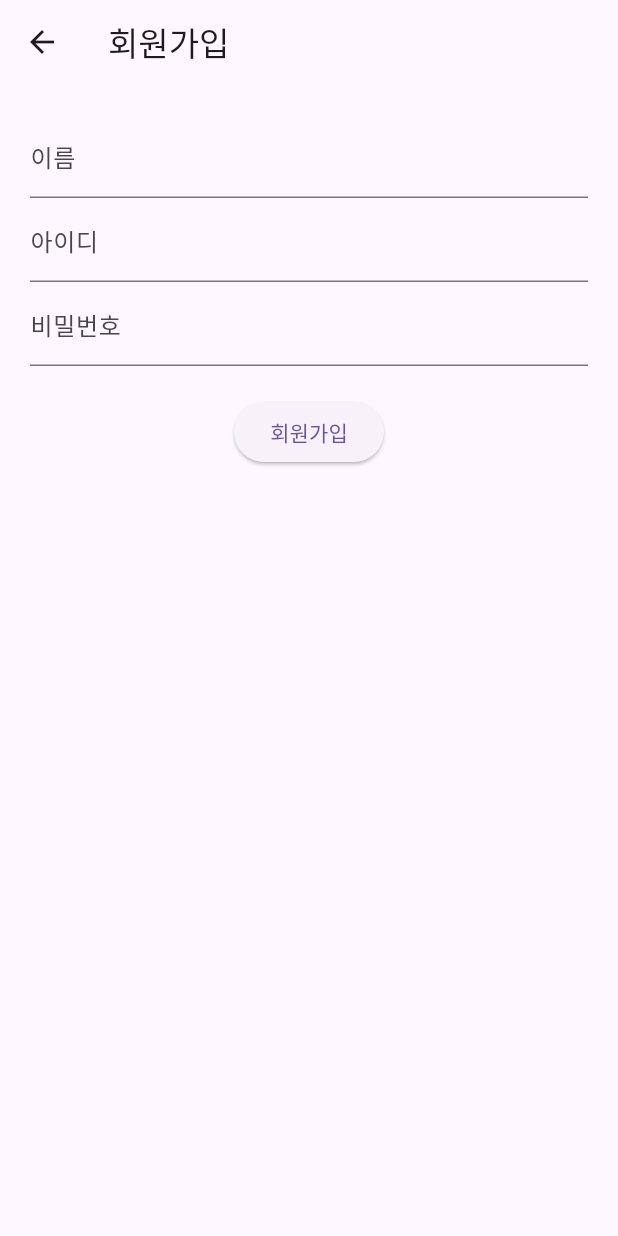
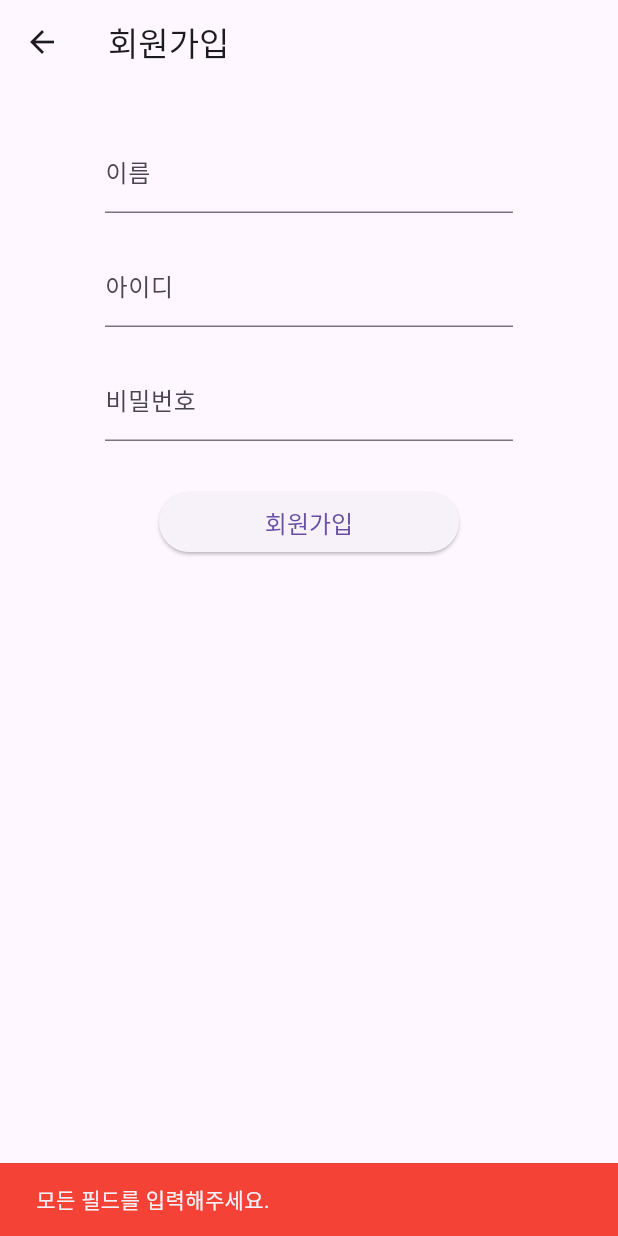
Before and after one commit to daedaedae1/movies-project-front, a Flutter app: the screen it shows after launch, item 3 of the bottom bar chosen, after a tap on "회원가입", on a phone screen of 412 x 824 dp. Run offline on Flutter 3.47's test engine with Material 3 defaults, Android fonts, the phone set to English and light mode, and no system bars; our stand-ins replace cached_network_image, shared_preferences; accounts and stored records are empty; network calls fail.

Commit message:
Update Commit

```diff
--- a/lib/views/main_page.dart
+++ b/lib/views/main_page.dart
@@ -5,6 +5,8 @@ import 'mypage_page.dart';
 import 'movielist_page.dart';
 import 'contentbasedrecommend_page.dart';
 import 'package:shared_preferences/shared_preferences.dart';
+import 'package:http/http.dart' as http;
+import 'dart:convert'; // JSON 파싱을 위한 import
 
 void main() {
   runApp(MyApp());
@@ -51,14 +53,33 @@ class _MainPageState extends State<MainPage> {
   }
 
   Future<void> logout() async {
+    // 서버에 로그아웃 요청을 보냅니다.
+    var url = Uri.parse('http://localhost:8080/api/logout'); // 서버 URL을 설정하세요.
+    var response = await http.post(url,
+        headers: {'Content-Type': 'application/json; charset=UTF-8'}
+    );
+
+    if (response.statusCode == 200) {
+      var data = json.decode(response.body);
+      // 서버에서 로그아웃이 성공적으로 처리되었을 경우
       SharedPreferences prefs = await SharedPreferences.getInstance();
       await prefs.setBool('isLoggedIn', false);
-    await prefs.remove('userId'); // 로그아웃 시 사용자 ID 제거
+      await prefs.remove('userIdNumeric'); // 로그아웃 시 사용자 ID 제거
 
       setState(() {
         _isLoggedIn = false;
         _userId = null;
       });
+
+      print(data['success']);
+
+      Navigator.pushReplacement(
+          context, MaterialPageRoute(builder: (context) => MainPage()));
+
+    } else {
+      // 로그아웃 요청이 실패했을 경우
+      print('로그아웃 실패: ${response.reasonPhrase}');
+    }
   }
 
   void _navigateToSelectedPage(int index) {
@@ -83,8 +104,6 @@ class _MainPageState extends State<MainPage> {
             context, MaterialPageRoute(builder: (context) => MainPage()));
       } else if (index == 1) {
         logout();
-        Navigator.push(
-            context, MaterialPageRoute(builder: (context) => MainPage()));
       } else if (index == 2) {
         Navigator.push(
             context, MaterialPageRoute(builder: (context) => MyPage()));
@@ -145,10 +164,9 @@ class _MainPageState extends State<MainPage> {
               collapseMode: CollapseMode.parallax,
             ),
           ),
-          SliverList(
-            delegate: SliverChildListDelegate(
-              _isLoggedIn ? _buildLoggedInView() : _buildLoggedOutView(),
-            ),
+          SliverFillRemaining(
+            hasScrollBody: false,
+            child: _isLoggedIn ? _buildLoggedInView() : _buildLoggedOutView(),
           ),
         ],
       ),
@@ -161,13 +179,13 @@ class _MainPageState extends State<MainPage> {
     );
   }
 
-  // SliverChildListDelegate는 List<Widget>를 필요로 함.
   // 로그인 됐을 때의 화면
-  List<Widget> _buildLoggedInView() {
-    return [
-      Center(
+  Widget _buildLoggedInView() {
+    return Center(
       child: Column(
-          mainAxisAlignment: MainAxisAlignment.center,
+        mainAxisSize: MainAxisSize.min, // Column이 최소 크기만큼만 차지하도록 설정
+        mainAxisAlignment: MainAxisAlignment.center, // 수직 중앙 정렬
+        crossAxisAlignment: CrossAxisAlignment.center, // 수평 중앙 정렬
         children: <Widget>[
           ElevatedButton(
             onPressed: () {
@@ -181,7 +199,7 @@ class _MainPageState extends State<MainPage> {
               fixedSize: Size(130, 30),
             ),
           ),
-            SizedBox(height: 10),
+          SizedBox(height: 10), // 버튼 사이의 간격
           ElevatedButton(
             onPressed: () {
               if (_userId != null) {
@@ -200,17 +218,14 @@ class _MainPageState extends State<MainPage> {
               fixedSize: Size(180, 30),
             ),
           ),
-            SizedBox(height: 10),
         ],
       ),
-      ),
-    ];
+    );
   }
 
   // 로그아웃 됐을 때의 화면
-  List<Widget> _buildLoggedOutView() {
-    return [
-      SingleChildScrollView(
+  Widget _buildLoggedOutView() {
+    return SingleChildScrollView(
       child: Padding(
         padding: const EdgeInsets.all(16.0),
         child: Column(
@@ -235,7 +250,7 @@ class _MainPageState extends State<MainPage> {
                 Expanded(
                   child: Image.network(
                     'assets/images/ex1.jpeg', // 여기에 이미지 URL을 입력하세요.
-                      height: 200,
+                    height: 300,
                     fit: BoxFit.cover,
                   ),
                 ),
@@ -290,7 +305,6 @@ class _MainPageState extends State<MainPage> {
           ],
         ),
       ),
-      ),
-    ];
+    );
   }
 }
--- a/lib/views/signup_page.dart
+++ b/lib/views/signup_page.dart
@@ -5,10 +5,27 @@ import 'dart:convert';
 import 'main_page.dart';
 
 class SignUpPage extends StatelessWidget {
-  // TextEditingController 인스턴스 생성
   final nameController = TextEditingController();
   final useridController = TextEditingController();
-  final passwordController = TextEditingController();
+  final pwdController = TextEditingController();
+
+  Future<bool> _checkUserIdExists(String userid) async {
+    var url = Uri.parse('http://localhost:8080/api/checkUserId/$userid');
+    try {
+      var response = await http.get(url);
+
+      if (response.statusCode == 200) {
+        final data = json.decode(response.body);
+        return data['exists'];
+      } else {
+        print('Failed to check user ID. Status code: ${response.statusCode}');
+        return false; // Assume the ID does not exist if the request fails
+      }
+    } catch (e) {
+      print('Error checking user ID: $e');
+      return false; // Assume the ID does not exist if there is an exception
+    }
+  }
 
   @override
   Widget build(BuildContext context) {
@@ -18,34 +35,68 @@ class SignUpPage extends StatelessWidget {
         padding: EdgeInsets.all(20.0),
         child: Column(
           children: <Widget>[
-            TextField(
+            Container(
+              margin: const EdgeInsets.symmetric(horizontal: 50.0, vertical: 10.0),
+              child: TextField(
                 controller: nameController,
                 decoration: InputDecoration(labelText: '이름'),
               ),
-            TextField(
+            ),
+            Container(
+              margin: const EdgeInsets.symmetric(horizontal: 50.0, vertical: 10.0),
+              child: TextField(
                 controller: useridController,
                 decoration: InputDecoration(labelText: '아이디'),
               ),
-            TextField(
-              controller: passwordController,
+            ),
+            Container(
+              margin: const EdgeInsets.symmetric(horizontal: 50.0, vertical: 10.0),
+              child: TextField(
+                obscureText: true,
+                controller: pwdController,
                 decoration: InputDecoration(labelText: '비밀번호'),
-              obscureText: true,
+              ),
             ),
             SizedBox(height: 20),
             ElevatedButton(
               onPressed: () async {
-                // 사용자 입력을 이용해 SignUpModel 객체 생성
+                // 모든 필드가 입력되었는지 확인
+                if (nameController.text.isEmpty ||
+                    useridController.text.isEmpty ||
+                    pwdController.text.isEmpty) {
+                  ScaffoldMessenger.of(context).showSnackBar(
+                    SnackBar(
+                      content: Text('모든 필드를 입력해주세요.'),
+                      backgroundColor: Colors.red,
+                    ),
+                  );
+                  return;
+                }
+
+                // 중복 아이디 확인
+                final userIdExists = await _checkUserIdExists(useridController.text);
+                if (userIdExists) {
+                  ScaffoldMessenger.of(context).showSnackBar(
+                    SnackBar(
+                      content: Text('이미 존재하는 아이디입니다.'),
+                      backgroundColor: Colors.red,
+                    ),
+                  );
+                  return;
+                }
+
+                // 회원가입 요청
                 User user = User(
                   name: nameController.text,
                   userid: useridController.text,
-                  pwd: passwordController.text,
+                  pwd: pwdController.text,
                 );
 
                 var url = Uri.parse('http://localhost:8080/api/signup');
+                try {
                   var response = await http.post(url,
                       headers: {"Content-Type": "application/json"},
-                    body: json
-                        .encode(user.toJson())); // toJson() 메서드를 이용해 JSON으로 변환
+                      body: json.encode(user.toJson()));
 
                   if (response.statusCode == 200) {
                     print('회원가입 성공: ${response.body}');
@@ -53,10 +104,29 @@ class SignUpPage extends StatelessWidget {
                         MaterialPageRoute(builder: (context) => MainPage()));
                   } else {
                     print('회원가입 실패: ${response.statusCode}');
+                    ScaffoldMessenger.of(context).showSnackBar(
+                      SnackBar(
+                        content: Text('회원가입 실패: ${response.statusCode}'),
+                        backgroundColor: Colors.red,
+                      ),
+                    );
+                  }
+                } catch (e) {
+                  print('회원가입 중 오류 발생: $e');
+                  ScaffoldMessenger.of(context).showSnackBar(
+                    SnackBar(
+                      content: Text('회원가입 중 오류 발생: $e'),
+                      backgroundColor: Colors.red,
+                    ),
+                  );
                 }
               },
               child: Text('회원가입'),
-            )
+              style: ElevatedButton.styleFrom(
+                fixedSize: Size(200, 40),
+                textStyle: TextStyle(fontSize: 16),
+              ),
+            ),
           ],
         ),
       ),
```
Also changed, not shown: lib/views/movielist_page.dart (+25 -5 lines), lib/views/mypage_page.dart (+6 -2 lines). Lines whose indentation alone changed are shown as unchanged.
